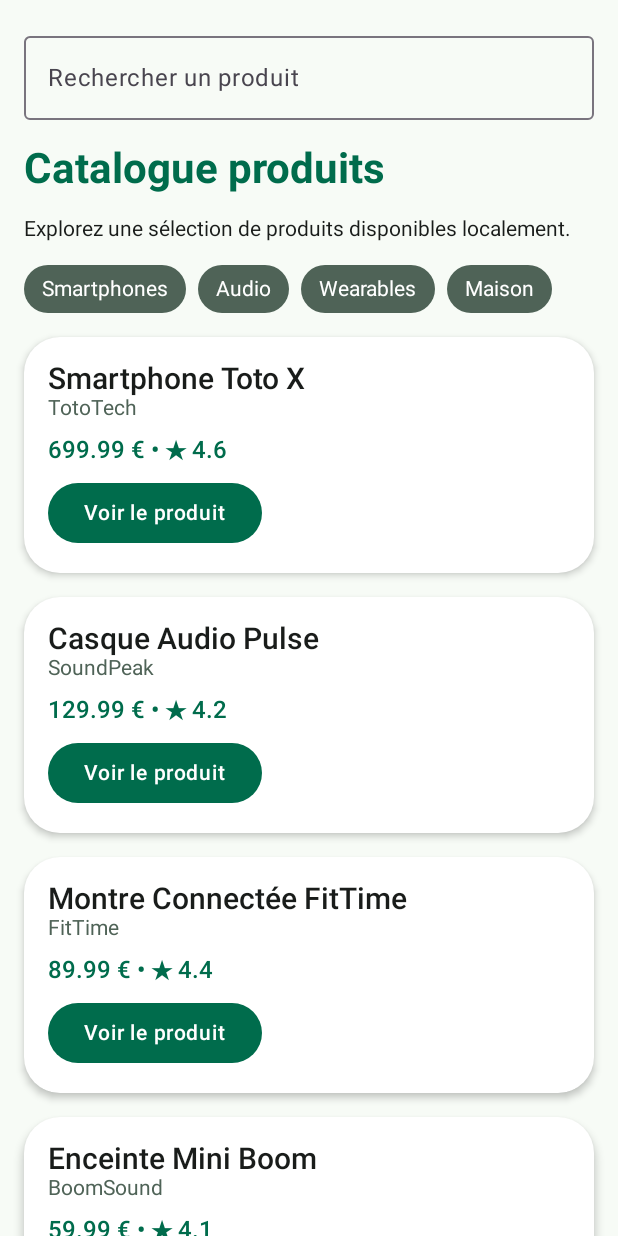
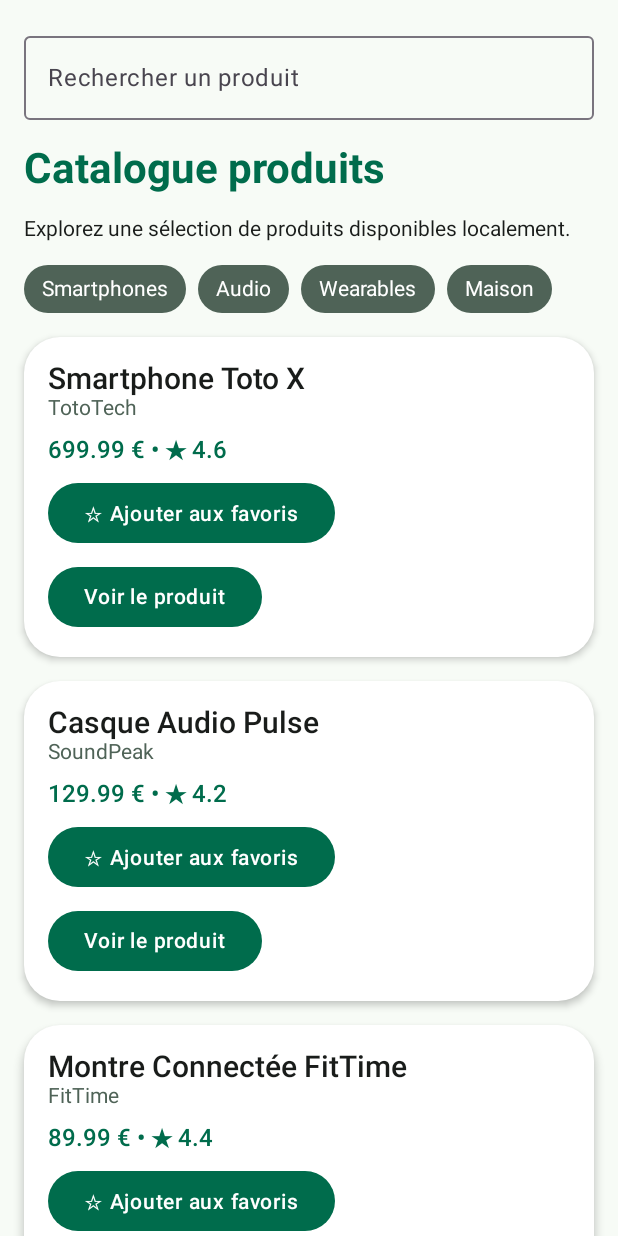
Before and after one commit to Paul-Raynaud/ProjetFilRouge---JetPackCompose, an Android app built with Jetpack Compose: the screen it shows after launch (MainActivity), on a phone screen of 412 x 824 dp. Run offline under Robolectric (Android 15) with nearby library versions, the phone set to English and light mode, and no system bars.

Commit message:
TP8 - Mise à jour carte produit

```diff
--- a/app/src/main/java/com/example/productexplorer/MainActivity.kt
+++ b/app/src/main/java/com/example/productexplorer/MainActivity.kt
@@ -552,6 +552,10 @@ fun ProductCatalogScreen(
         ) { product ->
             ProductListItem(
                 product = product,
+                isFavorite = favoriteProductIds.contains(product.id),
+                onFavoriteClick = {
+                    toggleFavorite(product.id)
+                },
                 onClick = {
                     onProductClick(product)
                 }
@@ -585,6 +589,8 @@ fun ProductCatalogScreen(
 @Composable
 fun ProductListItem(
     product: ProductUi,
+    isFavorite: Boolean,
+    onFavoriteClick: () -> Unit,
     onClick: () -> Unit,
     modifier: Modifier = Modifier
 ) {
@@ -618,6 +624,18 @@ fun ProductListItem(
                 color = MaterialTheme.colorScheme.primary
             )
             Spacer(modifier = Modifier.height(8.dp))
+
+            Button(onClick = onFavoriteClick) {
+                Text(
+                    text = if (isFavorite){
+                        "★ Retirer des favoris"
+                    } else{
+                        "☆ Ajouter aux favoris"
+                    }
+                )
+            }
+            Spacer(modifier = Modifier.height(8.dp))
+
             Button(onClick = onClick) {
                 Text(text = "Voir le produit")
             }
```
